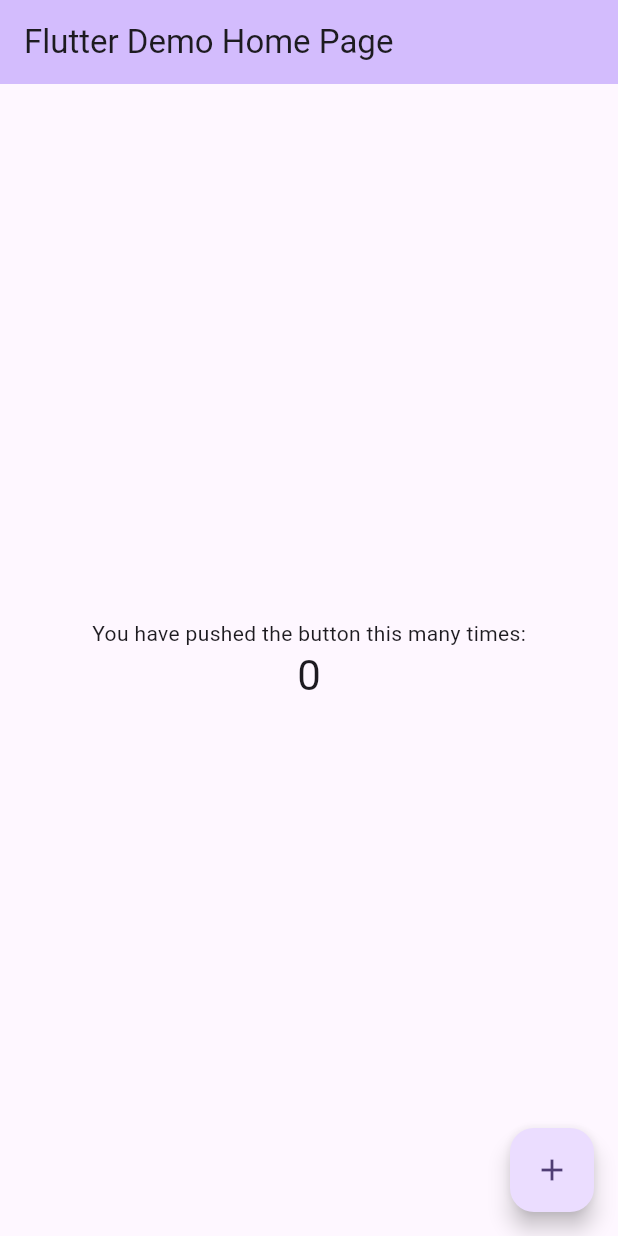
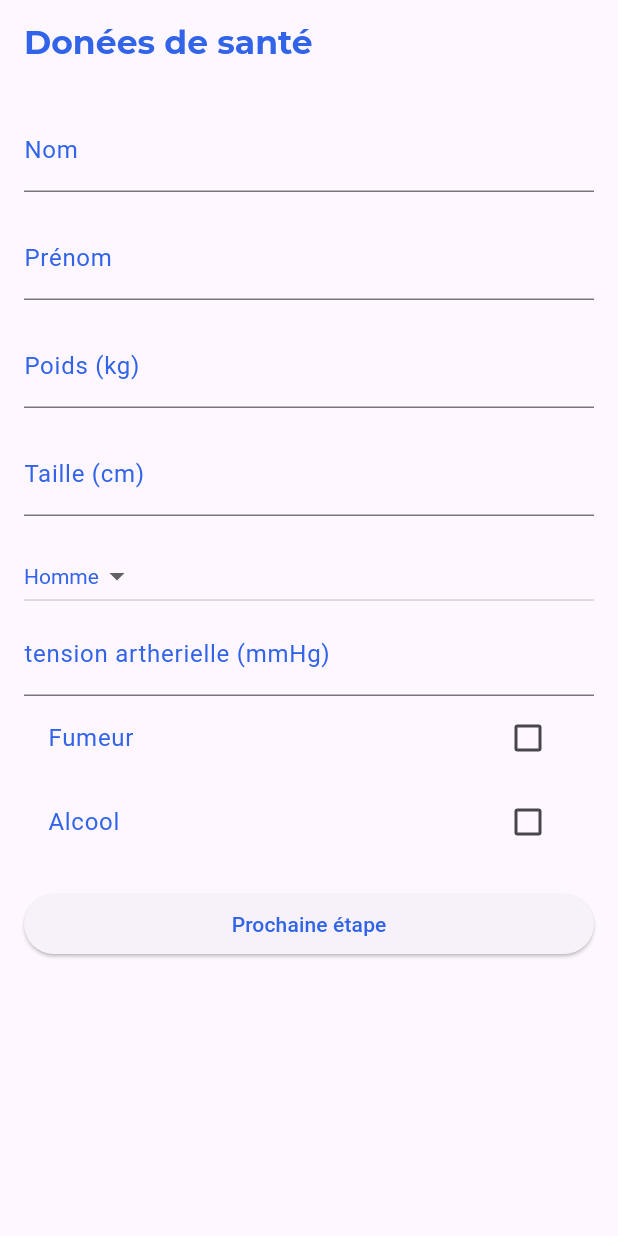
Before and after one commit to noecrn/Diavenir, a Flutter app: the screen it shows after launch, on a phone screen of 412 x 824 dp. Run offline on Flutter 3.47's test engine with Material 3 defaults, Android fonts, the phone set to English and light mode, and no system bars; our stand-ins replace flutter_speed_dial, flutter_svg; project files that could hold a hidden picture were left out.

Commit message:
input data page & home page

```diff
--- /dev/null
+++ b/diavenir/lib/DataInputPage.dart
@@ -0,0 +1,189 @@
+// ignore_for_file: library_private_types_in_public_api, prefer_const_constructors
+
+import 'package:diavenir/HomePage.dart';
+import 'package:flutter/material.dart';
+import 'package:flutter/widgets.dart';
+
+class DataInputPage extends StatefulWidget {
+  const DataInputPage({super.key});
+
+  @override
+  _DataInputPageState createState() => _DataInputPageState();
+}
+
+class _DataInputPageState extends State<DataInputPage> {
+  late String nom;
+  late String prenom;
+  late String genre = 'Homme';
+  late double poids;
+  late double taille;
+  late double tension_artherielle;
+  bool tabac = false;
+  bool alcool = false;
+
+  @override
+  Widget build(BuildContext context) {
+    return Scaffold(
+      appBar: AppBar(
+        title: const Text(
+          'Donées de santé',
+          style: TextStyle(
+            fontWeight: FontWeight.w700,
+            fontFamily: 'Montserrat',
+            color: Color.fromRGBO(49, 100, 232, 1)
+          ),
+        ),
+      ),
+      body: Padding(
+        padding: const EdgeInsets.all(16.0),
+        child: Column(
+          crossAxisAlignment: CrossAxisAlignment.stretch,
+          children: [
+            TextField(
+              cursorColor: Color.fromRGBO(49, 100, 232, 1),
+              decoration: const InputDecoration(
+                labelText: 'Nom',
+                labelStyle: TextStyle(
+                  color: Color.fromRGBO(49, 100, 232, 1),
+                ),
+              ),
+              onChanged: (value) {
+                setState(() {
+                  nom = value;
+                });
+              },
+            ),
+            const SizedBox(height: 16.0,),
+            TextField(
+              cursorColor: Color.fromRGBO(49, 100, 232, 1),
+              decoration: const InputDecoration(
+                labelText: 'Prénom',
+                labelStyle: TextStyle(
+                  color: Color.fromRGBO(49, 100, 232, 1),
+                ),
+              ),
+              onChanged: (value) {
+                setState(() {
+                  prenom = value;
+                });
+              },
+            ),
+            const SizedBox(height: 16.0),
+            TextField(
+              cursorColor: Color.fromRGBO(49, 100, 232, 1),
+              keyboardType: TextInputType.number,
+              decoration: const InputDecoration(
+                labelText: 'Poids (kg)',
+                labelStyle: TextStyle(
+                  color: Color.fromRGBO(49, 100, 232, 1),
+                ),
+              ),
+              onChanged: (value) {
+                setState(() {
+                  value = value.replaceAll(',', '.');
+                  double? parsedValue = double.tryParse(value);
+                  if (parsedValue != null) {
+                    poids = parsedValue;
+                  } else {
+                    poids = 0.0;
+                  }
+                });
+              },
+            ),
+            const SizedBox(height: 16.0),
+            TextField(
+              cursorColor: Color.fromRGBO(49, 100, 232, 1),
+              keyboardType: TextInputType.number,
+              decoration: const InputDecoration(
+                labelText: 'Taille (cm)',
+                labelStyle: TextStyle(
+                  color: Color.fromRGBO(49, 100, 232, 1),
+                ),
+              ),
+              onChanged: (value) {
+                setState(() {
+                  value = value.replaceAll(',', '.');
+                  double? parsedValue = double.tryParse(value);
+                  if (parsedValue != null) {
+                    taille = parsedValue;
+                  } else {
+                    taille = 0.0;
+                  }
+                });
+              },
+            ),
+            const SizedBox(height: 16.0),
+            DropdownButton<String>(
+              value: genre,
+              items: <String>['Homme', 'Femme'].map((String value) {
+                return DropdownMenuItem<String>(
+                  value: value,
+                  child: DefaultTextStyle(
+                    style: TextStyle(color: Color.fromRGBO(49, 100, 232, 1)),
+                    child: Text(value),
+                  ),
+                );
+              }).toList(),
+              onChanged: (String? newValue) {
+                setState(() {
+                  genre = newValue!;
+                });
+              },
+            ),
+            TextField(
+              cursorColor: Color.fromRGBO(49, 100, 232, 1),
+              keyboardType: TextInputType.number,
+              decoration: const InputDecoration(
+                labelText: 'tension artherielle (mmHg)',
+                labelStyle: TextStyle(
+                  color: Color.fromRGBO(49, 100, 232, 1),
+                ),
+              ),
+              onChanged: (value) {
+                setState(() {
+                  value = value.replaceAll(',', '.');
+                  double? parsedValue = double.tryParse(value);
+                  if (parsedValue != null) {
+                    tension_artherielle = parsedValue;
+                  } else {
+                    tension_artherielle = 0.0;
+                  }
+                });
+              },
+            ),
+            CheckboxListTile(
+              title: const Text('Fumeur', style: TextStyle(color: Color.fromRGBO(49, 100, 232, 1))),
+              value: tabac,
+              activeColor: Color.fromRGBO(49, 100, 232, 1),
+              onChanged: (value) {
+                setState(() {
+                  tabac = value!;
+                });
+              },
+            ),
+            CheckboxListTile(
+              title: const Text('Alcool', style: TextStyle(color: Color.fromRGBO(49, 100, 232, 1))),
+              value: alcool,
+              activeColor: Color.fromRGBO(49, 100, 232, 1),
+              onChanged: (value) {
+                setState(() {
+                  alcool = value!;
+                });
+              },
+            ),
+            SizedBox(height: 16.0),
+            ElevatedButton(
+              child: const Text('Prochaine étape', style: TextStyle(color: Color.fromRGBO(49, 100, 232, 1))),
+              onPressed: () {
+                Navigator.push(
+                  context,
+                  MaterialPageRoute(builder: (context) => HomePage(poids: poids)),
+                );
+              },
+            ),
+          ],
+        ),
+      ),
+    );
+  }
+}
--- a/diavenir/lib/main.dart
+++ b/diavenir/lib/main.dart
@@ -1,3 +1,6 @@
+// ignore_for_file: prefer_const_constructors
+
+import 'package:diavenir/DataInputPage.dart';
 import 'package:flutter/material.dart';
 
 void main() {
@@ -7,119 +10,13 @@
 class MyApp extends StatelessWidget {
   const MyApp({super.key});
 
-  // This widget is the root of your application.
   @override
   Widget build(BuildContext context) {
     return MaterialApp(
-      title: 'Flutter Demo',
-      theme: ThemeData(
-        // This is the theme of your application.
-        //
-        // TRY THIS: Try running your application with "flutter run". You'll see
-        // the application has a purple toolbar. Then, without quitting the app,
-        // try changing the seedColor in the colorScheme below to Colors.green
-        // and then invoke "hot reload" (save your changes or press the "hot
-        // reload" button in a Flutter-supported IDE, or press "r" if you used
-        // the command line to start the app).
-        //
-        // Notice that the counter didn't reset back to zero; the application
-        // state is not lost during the reload. To reset the state, use hot
-        // restart instead.
-        //
-        // This works for code too, not just values: Most code changes can be
-        // tested with just a hot reload.
-        colorScheme: ColorScheme.fromSeed(seedColor: Colors.deepPurple),
-        useMaterial3: true,
-      ),
-      home: const MyHomePage(title: 'Flutter Demo Home Page'),
+      initialRoute: 'welcome_screen',
+      routes: {
+        'welcome_screen': (context) => DataInputPage(),
+      },
     );
   }
 }
-
-class MyHomePage extends StatefulWidget {
-  const MyHomePage({super.key, required this.title});
-
-  // This widget is the home page of your application. It is stateful, meaning
-  // that it has a State object (defined below) that contains fields that affect
-  // how it looks.
-
-  // This class is the configuration for the state. It holds the values (in this
-  // case the title) provided by the parent (in this case the App widget) and
-  // used by the build method of the State. Fields in a Widget subclass are
-  // always marked "final".
-
-  final String title;
-
-  @override
-  State<MyHomePage> createState() => _MyHomePageState();
-}
-
-class _MyHomePageState extends State<MyHomePage> {
-  int _counter = 0;
-
-  void _incrementCounter() {
-    setState(() {
-      // This call to setState tells the Flutter framework that something has
-      // changed in this State, which causes it to rerun the build method below
-      // so that the display can reflect the updated values. If we changed
-      // _counter without calling setState(), then the build method would not be
-      // called again, and so nothing would appear to happen.
-      _counter++;
-    });
-  }
-
-  @override
-  Widget build(BuildContext context) {
-    // This method is rerun every time setState is called, for instance as done
-    // by the _incrementCounter method above.
-    //
-    // The Flutter framework has been optimized to make rerunning build methods
-    // fast, so that you can just rebuild anything that needs updating rather
-    // than having to individually change instances of widgets.
-    return Scaffold(
-      appBar: AppBar(
-        // TRY THIS: Try changing the color here to a specific color (to
-        // Colors.amber, perhaps?) and trigger a hot reload to see the AppBar
-        // change color while the other colors stay the same.
-        backgroundColor: Theme.of(context).colorScheme.inversePrimary,
-        // Here we take the value from the MyHomePage object that was created by
-        // the App.build method, and use it to set our appbar title.
-        title: Text(widget.title),
-      ),
-      body: Center(
-        // Center is a layout widget. It takes a single child and positions it
-        // in the middle of the parent.
-        child: Column(
-          // Column is also a layout widget. It takes a list of children and
-          // arranges them vertically. By default, it sizes itself to fit its
-          // children horizontally, and tries to be as tall as its parent.
-          //
-          // Column has various properties to control how it sizes itself and
-          // how it positions its children. Here we use mainAxisAlignment to
-          // center the children vertically; the main axis here is the vertical
-          // axis because Columns are vertical (the cross axis would be
-          // horizontal).
-          //
-          // TRY THIS: Invoke "debug painting" (choose the "Toggle Debug Paint"
-          // action in the IDE, or press "p" in the console), to see the
-          // wireframe for each widget.
-          mainAxisAlignment: MainAxisAlignment.center,
-          children: <Widget>[
-            const Text(
-              'You have pushed the button this many times:',
-            ),
-            Text(
-              '$_counter',
-              style: Theme.of(context).textTheme.headlineMedium,
-            ),
-          ],
-        ),
-      ),
-      floatingActionButton: FloatingActionButton(
-        onPressed: _incrementCounter,
-        tooltip: 'Increment',
-        child: const Icon(Icons.add),
-      ), // This trailing comma makes auto-formatting nicer for build methods.
-    );
-  }
-}
```
Also changed, not shown: diavenir/lib/HomePage.dart (added, +115 -0 lines), diavenir/pubspec.yaml (+14 -69 lines), diavenir/assets/fonts/Montserrat-Bold.ttf (added), diavenir/assets/fonts/Montserrat-Regular.ttf (added), diavenir/assets/svg/logo_eclair_soleil.svg (added), diavenir/assets/svg/silhouette1.svg (added), diavenir/assets/svg/silhouette1_femme.svg (added), diavenir/assets/svg/silhouette2.svg (added), diavenir/assets/svg/silhouette2_femme.svg (added), diavenir/assets/svg/silhouette3.svg (added), diavenir/assets/svg/silhouette3_femme.svg (added), diavenir/pubspec.lock.
